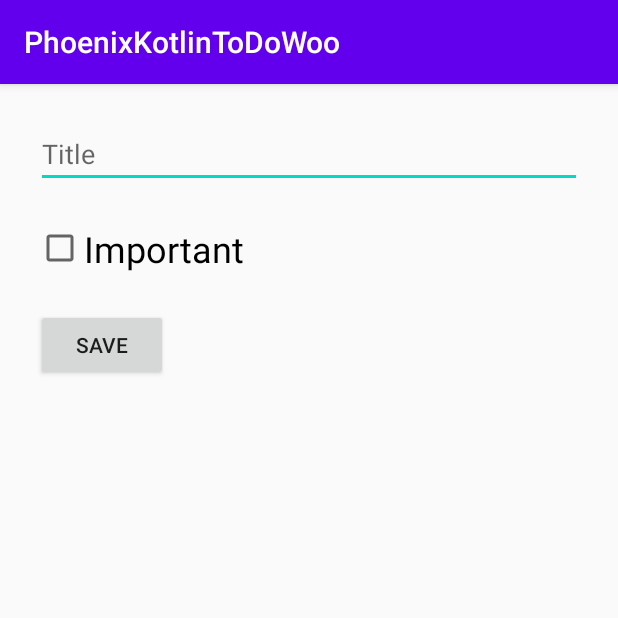
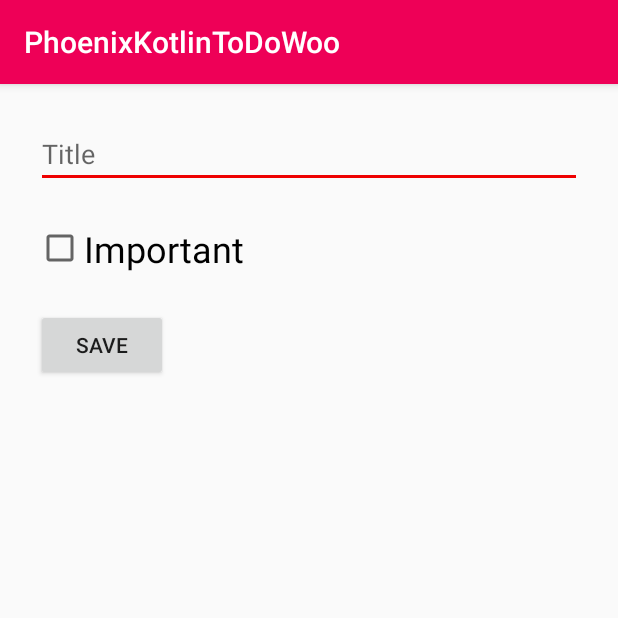
Before and after one commit to Jitgitbit/kotlin_exercise_four, an Android app: the screen it shows after launch (CreateToDoActivity), after a tap on an icon or button, on a phone screen of 412 x 824 dp, the top half of it. Run offline under Robolectric (Android 15) with nearby library versions, the phone set to English and light mode, and no system bars.

Commit message:
changed the colors

```diff
--- a/app/src/main/java/com/example/phoenixkotlintodowoo/MainActivity.kt
+++ b/app/src/main/java/com/example/phoenixkotlintodowoo/MainActivity.kt
@@ -2,6 +2,7 @@ package com.example.phoenixkotlintodowoo
 
 import android.content.Context
 import android.content.Intent
+import android.graphics.Color
 import android.os.Bundle
 import com.google.android.material.floatingactionbutton.FloatingActionButton
 import com.google.android.material.snackbar.Snackbar
@@ -20,6 +21,8 @@ class MainActivity : AppCompatActivity() {
         super.onCreate(savedInstanceState)
         setContentView(R.layout.activity_main)
         setSupportActionBar(findViewById(R.id.toolbar))
+
+        window.decorView.setBackgroundColor(Color.BLACK)
 
         findViewById<FloatingActionButton>(R.id.fab).setOnClickListener { view ->
             val intent = Intent(this,CreateToDoActivity::class.java)
--- a/app/src/main/res/layout/activity_complete_to_do.xml
+++ b/app/src/main/res/layout/activity_complete_to_do.xml
@@ -28,6 +28,7 @@
         android:layout_width="wrap_content"
         android:layout_height="wrap_content"
         android:layout_marginBottom="16dp"
+        android:background="@color/colorPrimaryDark"
         android:text="Complete"
         app:layout_constraintBottom_toBottomOf="parent"
         app:layout_constraintEnd_toEndOf="parent"
--- a/app/src/main/res/layout/activity_main.xml
+++ b/app/src/main/res/layout/activity_main.xml
@@ -16,7 +16,8 @@
             android:layout_width="match_parent"
             android:layout_height="?attr/actionBarSize"
             android:background="?attr/colorPrimary"
-            app:popupTheme="@style/AppTheme.PopupOverlay" />
+            app:popupTheme="@style/AppTheme.PopupOverlay"
+            app:titleTextColor="@android:color/black" />
 
     </com.google.android.material.appbar.AppBarLayout>
 
--- a/app/src/main/res/layout/todo_row.xml
+++ b/app/src/main/res/layout/todo_row.xml
@@ -9,6 +9,6 @@
         android:layout_width="match_parent"
         android:layout_height="wrap_content"
         android:text="TextView"
-        android:textColor="@android:color/black"
+        android:textColor="@android:color/background_light"
         android:textSize="24sp" />
 </LinearLayout>
--- a/app/src/main/res/values/colors.xml
+++ b/app/src/main/res/values/colors.xml
@@ -1,6 +1,6 @@
 <?xml version="1.0" encoding="utf-8"?>
 <resources>
-    <color name="colorPrimary">#6200EE</color>
-    <color name="colorPrimaryDark">#3700B3</color>
-    <color name="colorAccent">#03DAC5</color>
+    <color name="colorPrimary">#EE0057</color>
+    <color name="colorPrimaryDark">#EE007b</color>
+    <color name="colorAccent">#EE0000</color>
 </resources>
```
Also changed, not shown: 1 other file.
